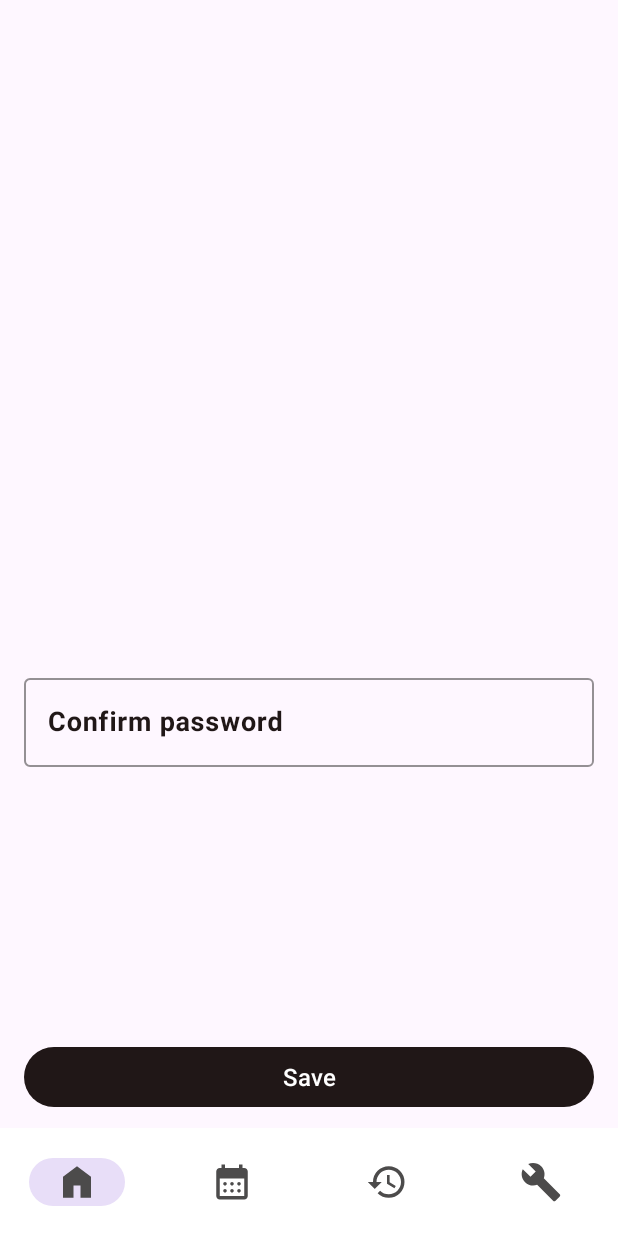
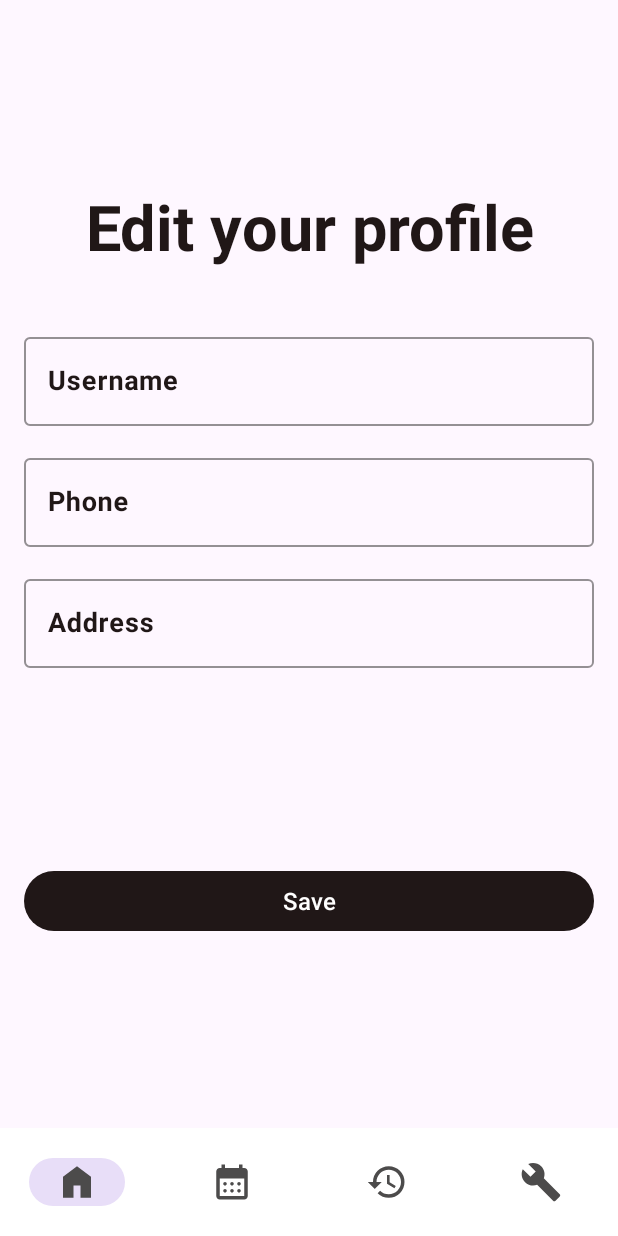
Before and after one commit to GADS2022-EduTeam14/Student-Staff-Attendance-System, an Android app: the AdminProfileFragment screen opened through its navigation route, on a phone screen of 412 x 824 dp. Run offline under Robolectric (Android 15) with nearby library versions, the phone set to English and light mode, and no system bars; our stand-ins replace navigation-ui; 1 statement that could not run was skipped.

Commit message:
completed the edit profile screen

```diff
--- a/app/src/main/res/layout/fragment_admin_profile.xml
+++ b/app/src/main/res/layout/fragment_admin_profile.xml
@@ -1,18 +1,95 @@
 <?xml version="1.0" encoding="utf-8"?>
 <androidx.constraintlayout.widget.ConstraintLayout xmlns:android="http://schemas.android.com/apk/res/android"
     xmlns:app="http://schemas.android.com/apk/res-auto"
+    xmlns:tools="http://schemas.android.com/tools"
     android:layout_width="match_parent"
-    android:layout_height="match_parent"
-    xmlns:tools="http://schemas.android.com/tools">
+    android:layout_height="match_parent">
+
+    <TextView
+        android:id="@+id/textView2"
+        style="@style/TextAppearance.AppCompat.Headline"
+        android:layout_width="0dp"
+        android:layout_height="wrap_content"
+        android:padding="8dp"
+        android:text="@string/edit_your_profile"
+        android:textAlignment="center"
+        android:textColor="@color/LocalBrown"
+        android:textSize="42sp"
+        android:layout_marginBottom="32dp"
+        android:textStyle="bold"
+        app:layout_constraintBottom_toTopOf="@+id/AdminProfileFragmentUsernameLayout"
+        app:layout_constraintEnd_toEndOf="parent"
+        app:layout_constraintHorizontal_bias="0.5"
+        app:layout_constraintStart_toStartOf="parent" />
+
+    <com.google.android.material.textfield.TextInputLayout
+        android:id="@+id/AdminProfileFragmentUsernameLayout"
+        android:layout_width="0dp"
+        android:layout_height="wrap_content"
+        android:layout_marginStart="16dp"
+        android:layout_marginEnd="16dp"
+        android:hint="@string/hint_username"
+        android:textColorHint="?attr/colorPrimary"
+        app:boxStrokeColor="?attr/colorPrimary"
+        app:boxStrokeWidth="1dp"
+        android:layout_marginBottom="16dp"
+        app:boxStrokeWidthFocused="1.5dp"
+        app:layout_constraintBottom_toTopOf="@+id/AdminProfileFragmentPhoneLayout"
+        app:layout_constraintEnd_toEndOf="parent"
+        app:layout_constraintHorizontal_bias="0.5"
+        app:layout_constraintStart_toStartOf="parent">
+
+        <com.google.android.material.textfield.TextInputEditText
+            style="@style/TextAppearance.AppCompat.Medium"
+            android:layout_width="match_parent"
+            android:layout_height="wrap_content"
+            android:imeOptions="actionNext"
+            android:inputType="textPersonName"
+            android:textColor="?attr/colorPrimary"
+            android:textStyle="bold"
+            tools:layout_editor_absoluteX="14dp"
+            tools:layout_editor_absoluteY="86dp" />
+
+    </com.google.android.material.textfield.TextInputLayout>
+
+    <com.google.android.material.textfield.TextInputLayout
+        android:id="@+id/AdminProfileFragmentPhoneLayout"
+        android:layout_width="0dp"
+        android:layout_height="wrap_content"
+        android:layout_marginStart="16dp"
+        android:layout_marginEnd="16dp"
+        android:hint="@string/hint_phone"
+        android:textColorHint="?attr/colorPrimary"
+        app:boxStrokeColor="?attr/colorPrimary"
+        app:boxStrokeWidth="1dp"
+        android:layout_marginBottom="16dp"
+        app:boxStrokeWidthFocused="1.5dp"
+        app:layout_constraintBottom_toTopOf="@+id/AdminProfileFragmentAddressLayout"
+        app:layout_constraintEnd_toEndOf="parent"
+        app:layout_constraintHorizontal_bias="0.5"
+        app:layout_constraintStart_toStartOf="parent">
+
+        <com.google.android.material.textfield.TextInputEditText
+            style="@style/TextAppearance.AppCompat.Medium"
+            android:layout_width="match_parent"
+            android:layout_height="wrap_content"
+            android:imeOptions="actionNext"
+            android:inputType="phone"
+            android:textColor="?attr/colorPrimary"
+            android:textStyle="bold"
+            tools:layout_editor_absoluteX="14dp"
+            tools:layout_editor_absoluteY="86dp" />
+
+    </com.google.android.material.textfield.TextInputLayout>
+
 
     <com.google.android.material.textfield.TextInputLayout
         android:id="@+id/AdminProfileFragmentAddressLayout"
         android:layout_width="0dp"
         android:layout_height="wrap_content"
-        android:paddingBottom="100dp"
         android:layout_marginStart="16dp"
         android:layout_marginEnd="16dp"
-        android:hint="@string/hint_confirm_password"
+        android:hint="@string/hint_address"
         android:textColorHint="?attr/colorPrimary"
         app:boxStrokeColor="?attr/colorPrimary"
         app:boxStrokeWidth="1dp"
@@ -26,8 +103,8 @@
             style="@style/TextAppearance.AppCompat.Medium"
             android:layout_width="match_parent"
             android:layout_height="wrap_content"
-            android:imeOptions="actionNext"
-            android:inputType="textPassword"
+            android:imeOptions="actionDone"
+            android:inputType="textMultiLine"
             android:textColor="?attr/colorPrimary"
             android:textStyle="bold"
             tools:layout_editor_absoluteX="14dp"
@@ -41,9 +118,10 @@
         android:layout_width="0dp"
         android:layout_height="wrap_content"
         android:layout_marginStart="16dp"
+        android:layout_marginTop="32dp"
         android:layout_marginEnd="16dp"
+        android:layout_marginBottom="100dp"
         android:text="@string/save"
-        android:layout_marginTop="0dp"
         android:textSize="16sp"
         app:layout_constraintBottom_toBottomOf="parent"
         app:layout_constraintEnd_toEndOf="parent"
@@ -56,6 +134,6 @@
         android:layout_width="wrap_content"
         android:layout_height="wrap_content"
         android:orientation="horizontal"
-        app:layout_constraintGuide_end="213dp" />
+        app:layout_constraintGuide_end="379dp" />
 
 </androidx.constraintlayout.widget.ConstraintLayout>
--- a/app/src/main/res/values/strings.xml
+++ b/app/src/main/res/values/strings.xml
@@ -47,4 +47,8 @@
     <string name="staff_information">Staff Information</string>
     <string name="school_information">School Information</string>
     <string name="save">Save</string>
+    <string name="hint_address">Address</string>
+    <string name="hint_phone">Phone</string>
+    <string name="hint_username">Username</string>
+    <string name="edit_your_profile">Edit your profile</string>
 </resources>
```
